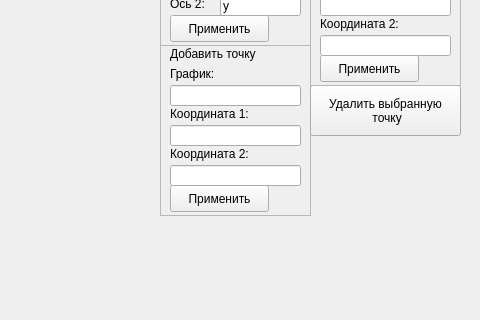
This is mainwindow.ui in AndreyFdrv/Graphs_Drawer as Qt 5 draws it before an edit; both pictures show x 560 to 1040 and y 135 to 455 of the 1040 by 555 pixel window. The edited form follows.
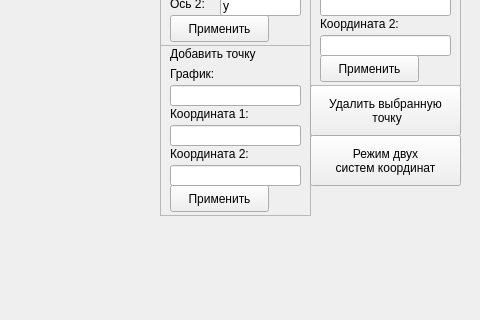
This is the edited form. Custom widgets are drawn as their Qt base class.

```diff
--- a/mainwindow.ui
+++ b/mainwindow.ui
@@ -397,6 +397,20 @@
      </property>
     </widget>
    </widget>
+   <widget class="QPushButton" name="ChangeModeButton">
+    <property name="geometry">
+     <rect>
+      <x>870</x>
+      <y>270</y>
+      <width>151</width>
+      <height>51</height>
+     </rect>
+    </property>
+    <property name="text">
+     <string>Режим двух 
+систем координат</string>
+    </property>
+   </widget>
   </widget>
   <widget class="QMenuBar" name="menuBar">
    <property name="geometry">
```
